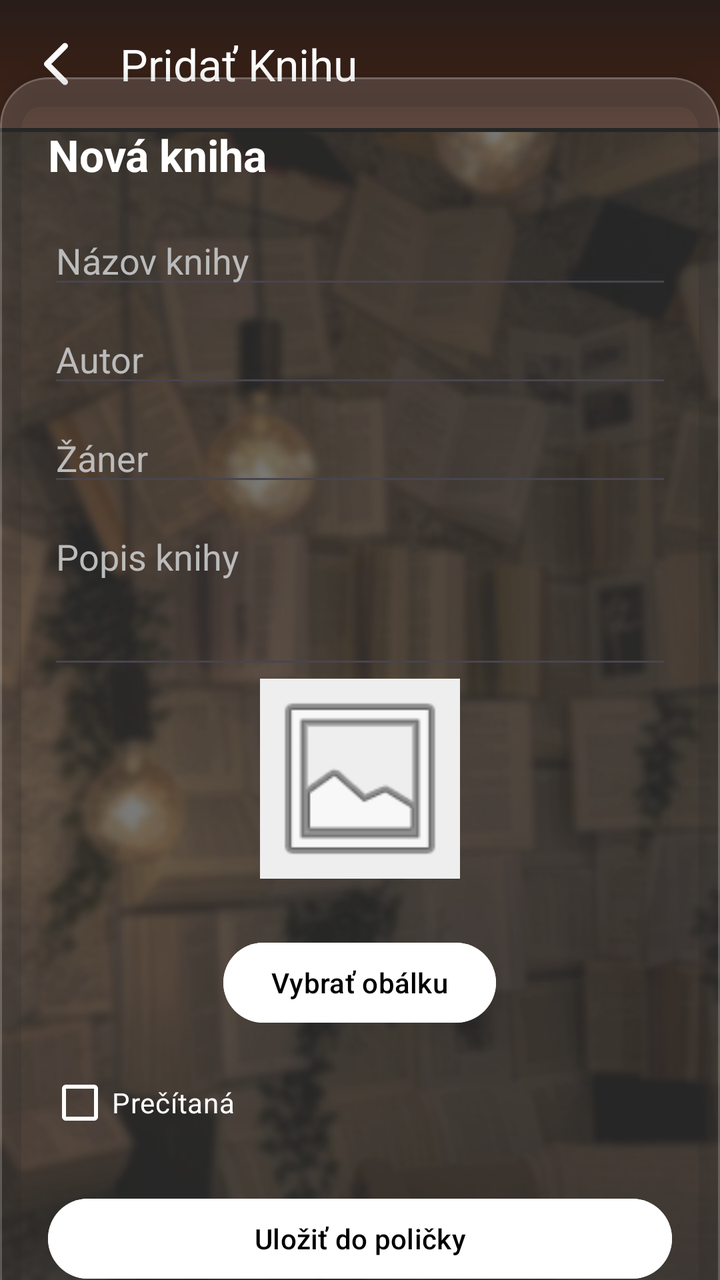
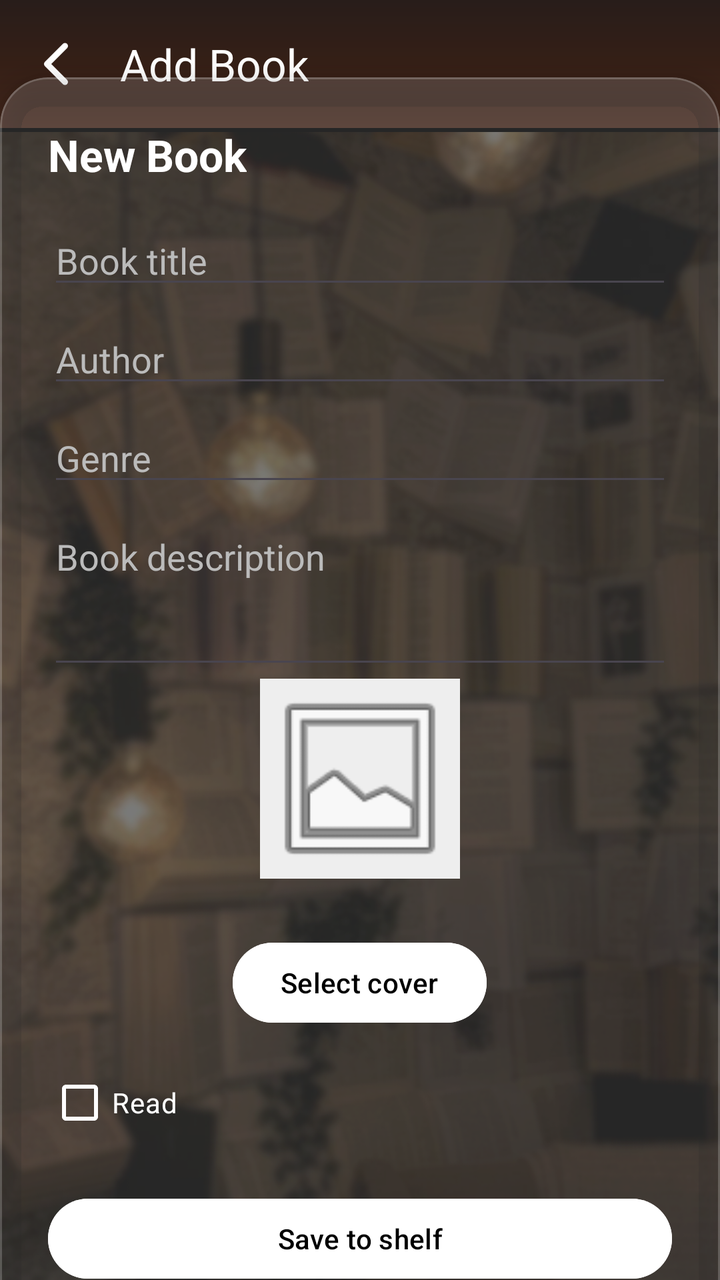

Compare the two renders of this Android layout. The source of the first and the diff that turns it into the second are given below.
<!-- AndroidManifest.xml: application theme Theme.Bookshelf -->
<!-- res/layout/activity_add_book.xml -->
<?xml version="1.0" encoding="utf-8"?>
<androidx.constraintlayout.widget.ConstraintLayout
    xmlns:android="http://schemas.android.com/apk/res/android"
    xmlns:app="http://schemas.android.com/apk/res-auto"
    android:layout_width="match_parent"
    android:layout_height="match_parent"
    android:background="@drawable/background">

    <androidx.appcompat.widget.Toolbar
        android:id="@+id/toolbar"
        android:layout_width="match_parent"
        android:layout_height="?attr/actionBarSize"
        android:background="@drawable/blurred_brown_gradient"
        android:theme="@style/ThemeOverlay.AppCompat.Dark.ActionBar"
        app:navigationIcon="@drawable/chevron_back"
        app:navigationIconTint="@color/white"
        app:layout_constraintTop_toTopOf="parent"
        app:title="Pridať Knihu">

    </androidx.appcompat.widget.Toolbar>

    <View
        android:id="@+id/toolbar_line"
        android:layout_width="match_parent"
        android:layout_height="2dp"
        android:background="@color/black"
        app:layout_constraintTop_toBottomOf="@id/toolbar" />

    <com.google.android.material.card.MaterialCardView
        android:id="@+id/add_book_card"
        android:layout_width="0dp"
        android:layout_height="wrap_content"
        app:cardBackgroundColor="#26FFFFFF"
        app:cardCornerRadius="24dp"
        app:cardElevation="8dp"
        app:strokeColor="#33FFFFFF"
        app:strokeWidth="1dp"
        app:layout_constraintBottom_toBottomOf="parent"
        app:layout_constraintEnd_toEndOf="parent"
        app:layout_constraintStart_toStartOf="parent"
        app:layout_constraintTop_toBottomOf="@id/toolbar_line">

        <LinearLayout
            android:layout_width="match_parent"
            android:layout_height="wrap_content"
            android:orientation="vertical"
            android:padding="24dp">

            <TextView
                android:layout_width="wrap_content"
                android:layout_height="wrap_content"
                android:text="Nová kniha"
                android:textColor="@color/white"
                android:textSize="22sp"
                android:textStyle="bold"
                android:layout_marginBottom="16dp"/>

            <EditText android:id="@+id/edit_book_title"
                android:layout_width="match_parent" android:layout_height="wrap_content"
                android:hint="Názov knihy" android:inputType="textCapSentences"
                android:textColor="@color/white" android:textColorHint="@color/hint_grey" />

            <EditText android:id="@+id/edit_book_author"
                android:layout_width="match_parent" android:layout_height="wrap_content"
                android:hint="Autor" android:layout_marginTop="8dp"
                android:textColor="@color/white" android:textColorHint="@color/hint_grey"/>

            <EditText android:id="@+id/edit_book_genre"
                android:layout_width="match_parent" android:layout_height="wrap_content"
                android:hint="Žáner" android:layout_marginTop="8dp"
                android:textColor="@color/white" android:textColorHint="@color/hint_grey"/>

            <EditText android:id="@+id/edit_book_description"
                android:layout_width="match_parent" android:layout_height="wrap_content"
                android:hint="Popis knihy" android:gravity="top"
                android:layout_marginTop="8dp" android:lines="3"
                android:textColor="@color/white" android:textColorHint="@color/hint_grey"/>
            <ImageView
                android:id="@+id/img_book_cover"
                android:layout_width="100dp"
                android:layout_height="100dp"
                android:layout_gravity="center"
                android:scaleType="centerCrop"
                android:src="@android:drawable/ic_menu_gallery"
                android:background="#EEEEEE"
                android:layout_marginBottom="8dp"/>

            <Button
                android:id="@+id/btn_select_image"
                android:layout_width="wrap_content"
                android:layout_height="wrap_content"
                android:layout_marginTop="20dp"
                android:backgroundTint="@color/white"
                android:text="Vybrať obálku"
                android:layout_gravity="center"
                android:textColor="@color/black" />

            <CheckBox android:id="@+id/check_is_read"
                android:layout_width="wrap_content" android:layout_height="wrap_content"
                android:text="Prečítaná" android:layout_marginTop="12dp"
                android:textColor="@color/white"
                android:buttonTint="@color/white"/>

            <Button android:id="@+id/btn_save_book"
                android:layout_width="match_parent" android:layout_height="wrap_content"
                android:text="Uložiť do poličky" android:layout_marginTop="20dp"
                android:backgroundTint="@color/white" android:textColor="@color/black"/>

        </LinearLayout>
    </com.google.android.material.card.MaterialCardView>

</androidx.constraintlayout.widget.ConstraintLayout>
<!-- resources referenced by this layout -->
<resources>
  <color name="black">#FF000000</color>
  <color name="hint_grey">#BBBBBB</color>
  <color name="white">#FFFFFFFF</color>
  <!-- drawable background: png bitmap (drawable, 415359 bytes) -->
  <!-- drawable blurred_brown_gradient (drawable) -->
  <?xml version="1.0" encoding="utf-8"?>
  
  <shape xmlns:android="http://schemas.android.com/apk/res/android"
      android:shape="rectangle">
      <gradient
          android:type="linear"
          android:angle="270"
          android:gradientRadius="600dp"
          android:startColor="#281D1A"
          android:centerColor="#351F16"
          android:endColor="#43271C" />
  </shape>
  <!-- drawable chevron_back (drawable) -->
  <vector xmlns:android="http://schemas.android.com/apk/res/android"
      android:width="32dp"
      android:height="32dp"
      android:viewportWidth="512"
      android:viewportHeight="512">
    <path
        android:pathData="M328,112l-144,144l144,144"
        android:strokeLineJoin="round"
        android:strokeWidth="48"
        android:fillColor="#00000000"
        android:strokeColor="@color/white"
        android:strokeLineCap="round"/>
  </vector>
  <style name="Theme.Bookshelf" parent="Base.Theme.Bookshelf">
          <item name="android:windowLayoutInDisplayCutoutMode" tools:targetApi="p">never</item>
      </style>
  <style name="Base.Theme.Bookshelf" parent="Theme.Material3.DayNight.NoActionBar">
          
          <item name="android:statusBarColor" tools:targetApi="l">@color/black</item>
          <item name="android:windowLightStatusBar">true</item>
          
      </style>
</resources>

<!-- the commit's change to res/layout/activity_add_book.xml (unified diff, before → after) -->
@@ -15,7 +15,7 @@
         app:navigationIcon="@drawable/chevron_back"
         app:navigationIconTint="@color/white"
         app:layout_constraintTop_toTopOf="parent"
-        app:title="Pridať Knihu">
+        app:title="Add Book">
 
     </androidx.appcompat.widget.Toolbar>
 
@@ -49,7 +49,7 @@
             <TextView
                 android:layout_width="wrap_content"
                 android:layout_height="wrap_content"
-                android:text="Nová kniha"
+                android:text="New Book"
                 android:textColor="@color/white"
                 android:textSize="22sp"
                 android:textStyle="bold"
@@ -57,22 +57,22 @@
 
             <EditText android:id="@+id/edit_book_title"
                 android:layout_width="match_parent" android:layout_height="wrap_content"
-                android:hint="Názov knihy" android:inputType="textCapSentences"
+                android:hint="Book title" android:inputType="textCapSentences"
                 android:textColor="@color/white" android:textColorHint="@color/hint_grey" />
 
             <EditText android:id="@+id/edit_book_author"
                 android:layout_width="match_parent" android:layout_height="wrap_content"
-                android:hint="Autor" android:layout_marginTop="8dp"
+                android:hint="Author" android:layout_marginTop="8dp"
                 android:textColor="@color/white" android:textColorHint="@color/hint_grey"/>
 
             <EditText android:id="@+id/edit_book_genre"
                 android:layout_width="match_parent" android:layout_height="wrap_content"
-                android:hint="Žáner" android:layout_marginTop="8dp"
+                android:hint="Genre" android:layout_marginTop="8dp"
                 android:textColor="@color/white" android:textColorHint="@color/hint_grey"/>
 
             <EditText android:id="@+id/edit_book_description"
                 android:layout_width="match_parent" android:layout_height="wrap_content"
-                android:hint="Popis knihy" android:gravity="top"
+                android:hint="Book description" android:gravity="top"
                 android:layout_marginTop="8dp" android:lines="3"
                 android:textColor="@color/white" android:textColorHint="@color/hint_grey"/>
             <ImageView
@@ -91,19 +91,19 @@
                 android:layout_height="wrap_content"
                 android:layout_marginTop="20dp"
                 android:backgroundTint="@color/white"
-                android:text="Vybrať obálku"
+                android:text="Select cover"
                 android:layout_gravity="center"
                 android:textColor="@color/black" />
 
             <CheckBox android:id="@+id/check_is_read"
                 android:layout_width="wrap_content" android:layout_height="wrap_content"
-                android:text="Prečítaná" android:layout_marginTop="12dp"
+                android:text="Read" android:layout_marginTop="12dp"
                 android:textColor="@color/white"
                 android:buttonTint="@color/white"/>
 
             <Button android:id="@+id/btn_save_book"
                 android:layout_width="match_parent" android:layout_height="wrap_content"
-                android:text="Uložiť do poličky" android:layout_marginTop="20dp"
+                android:text="Save to shelf" android:layout_marginTop="20dp"
                 android:backgroundTint="@color/white" android:textColor="@color/black"/>
 
         </LinearLayout>
